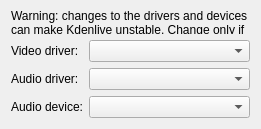
The window that src/widgets/configsdl_ui.ui (KDE/kdenlive) describes before a commit, drawn with Qt 5.
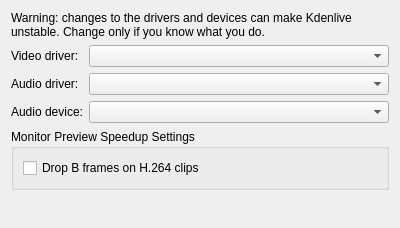
The same window after the commit. Custom widgets are drawn as their Qt base class.

Commit message: * New config option for preview: disable B Frame decoding on h.264: http://www.kdenlive.org:80/mantis/view.php?id=494

Diff of the .ui file:
```diff
--- a/src/widgets/configsdl_ui.ui
+++ b/src/widgets/configsdl_ui.ui
@@ -5,11 +5,11 @@
    <rect>
     <x>0</x>
     <y>0</y>
-    <width>261</width>
-    <height>129</height>
+    <width>400</width>
+    <height>228</height>
    </rect>
   </property>
-  <layout class="QGridLayout" name="gridLayout" >
+  <layout class="QGridLayout" name="gridLayout_2" >
    <item row="0" column="0" colspan="2" >
     <widget class="QLabel" name="label_2" >
      <property name="text" >
@@ -71,7 +71,23 @@
    <item row="3" column="1" >
     <widget class="KComboBox" name="kcfg_audio_device" />
    </item>
-   <item row="4" column="1" >
+   <item row="4" column="0" colspan="2" >
+    <widget class="QGroupBox" name="groupBox" >
+     <property name="title" >
+      <string>Monitor Preview Speedup Settings</string>
+     </property>
+     <layout class="QGridLayout" name="gridLayout" >
+      <item row="0" column="0" >
+       <widget class="QCheckBox" name="kcfg_dropbframes" >
+        <property name="text" >
+         <string>Drop B frames on H.264 clips</string>
+        </property>
+       </widget>
+      </item>
+     </layout>
+    </widget>
+   </item>
+   <item row="5" column="1" >
     <spacer name="verticalSpacer" >
      <property name="orientation" >
       <enum>Qt::Vertical</enum>
```
The commit also changes 16 other files.
